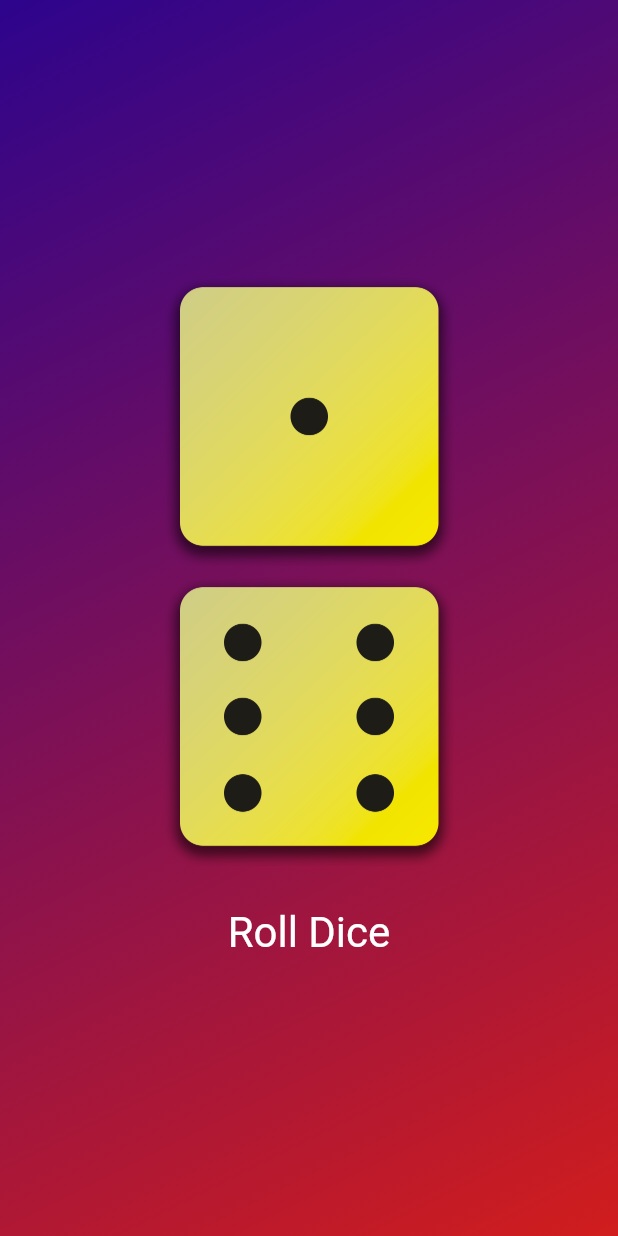
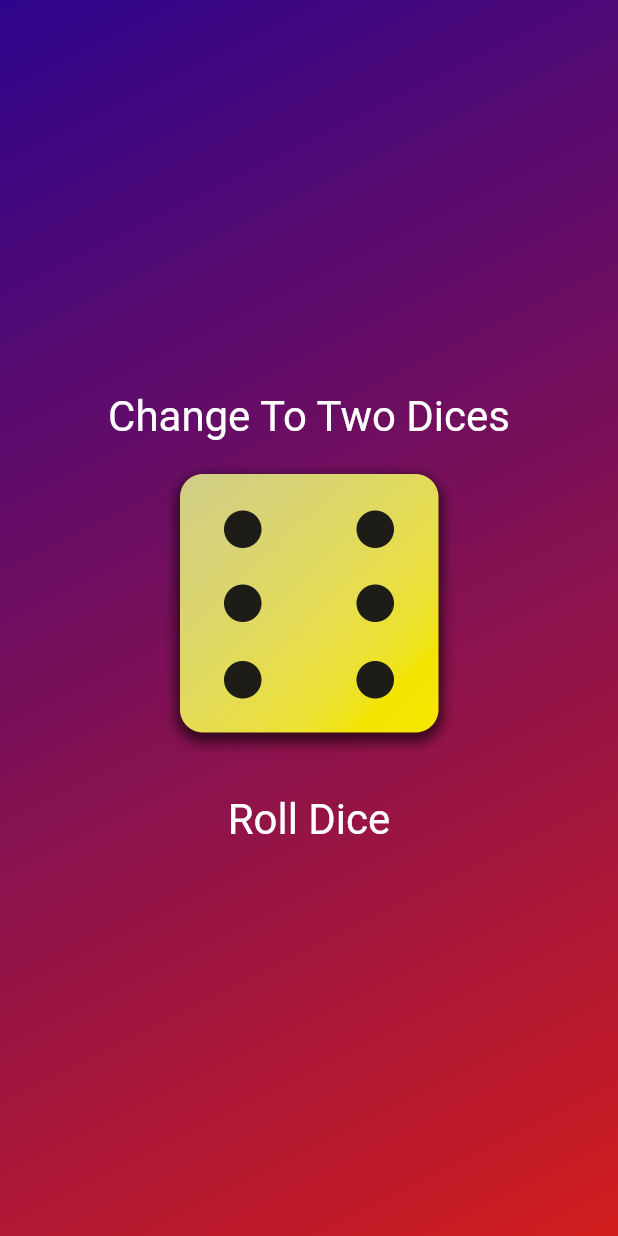
Before and after one commit to MadRabbit001/Dice-Roller, a Flutter app: the screen it shows after launch, on a phone screen of 412 x 824 dp. Run offline on Flutter 3.47's test engine with Material 2 defaults, Android fonts, the phone set to English and light mode, and no system bars.

Commit message:
2 dice roller

```diff
--- a/lib/dice_roller.dart
+++ b/lib/dice_roller.dart
@@ -15,7 +15,8 @@ class DiceRoller extends StatefulWidget {
 class _DiceRollerState extends State<DiceRoller> {
   var image1 = 'assets/images/dice-1.png';
   var image2 = 'assets/images/dice-6.png';
-
+  var isTwo = true;
+  var diceAmount = 'Two Dices';
 
   void rollDiceAnimation() {
     const animationDuration = Duration(milliseconds: 150);
@@ -52,11 +53,39 @@ class _DiceRollerState extends State<DiceRoller> {
     });
   }
 
+  void toggleTwoDices(){
+    setState(() {
+      isTwo = !isTwo;
+      diceAmount = isTwo?'Two Dices':'One Dice';
+    });
+  }
+
   @override
   Widget build(BuildContext context) {
     return Column(
       mainAxisSize: MainAxisSize.min,
       children: [
+        Row(
+          mainAxisSize: MainAxisSize.min,
+          children: [
+            TextButton(
+              onPressed: toggleTwoDices,
+              style: TextButton.styleFrom(
+                // padding: const EdgeInsets.only(top: 20),
+                foregroundColor: Colors.white,
+                textStyle: const TextStyle(
+                  fontSize: 28,
+                ),
+              ),
+              child: Text('Change To $diceAmount'),
+            )
+          ],
+        )
+        ,
+        Row(
+          mainAxisSize: MainAxisSize.min,
+          children: [
+            if(!isTwo)
             Image.asset(
             image1,
             width: 200,
@@ -64,6 +93,8 @@ class _DiceRollerState extends State<DiceRoller> {
             Image.asset(
               image2,
               width: 200,
+            ),]
+
         ),
         const SizedBox(height: 20),
         TextButton(
```
Lines whose indentation alone changed are shown as unchanged.
